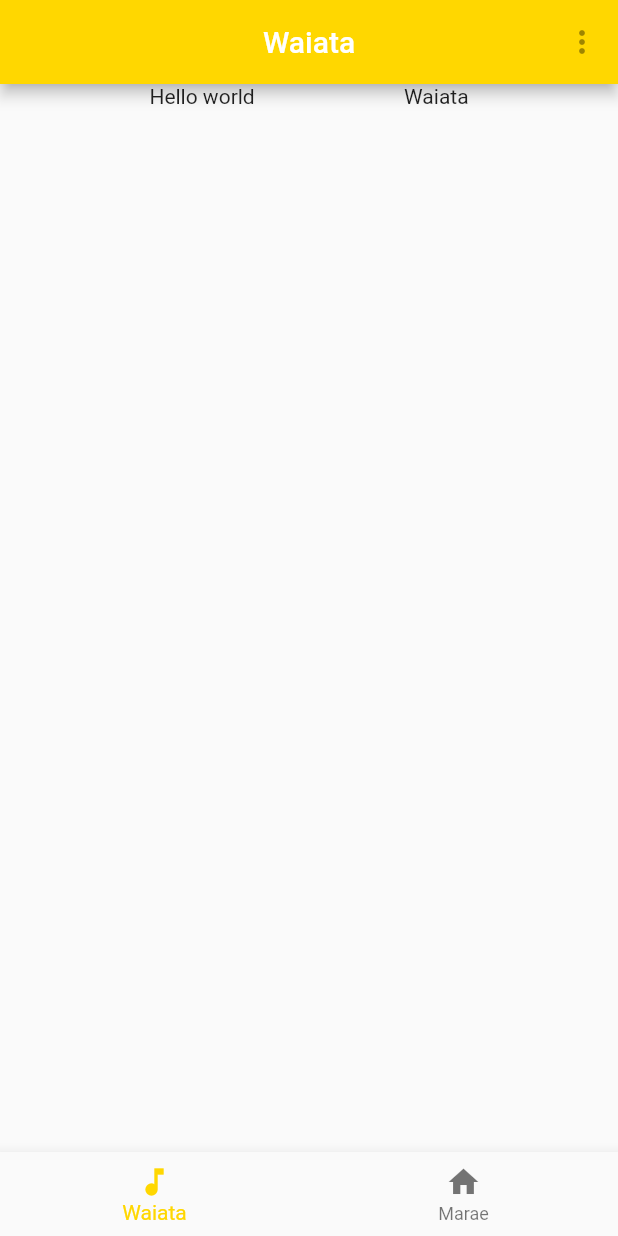
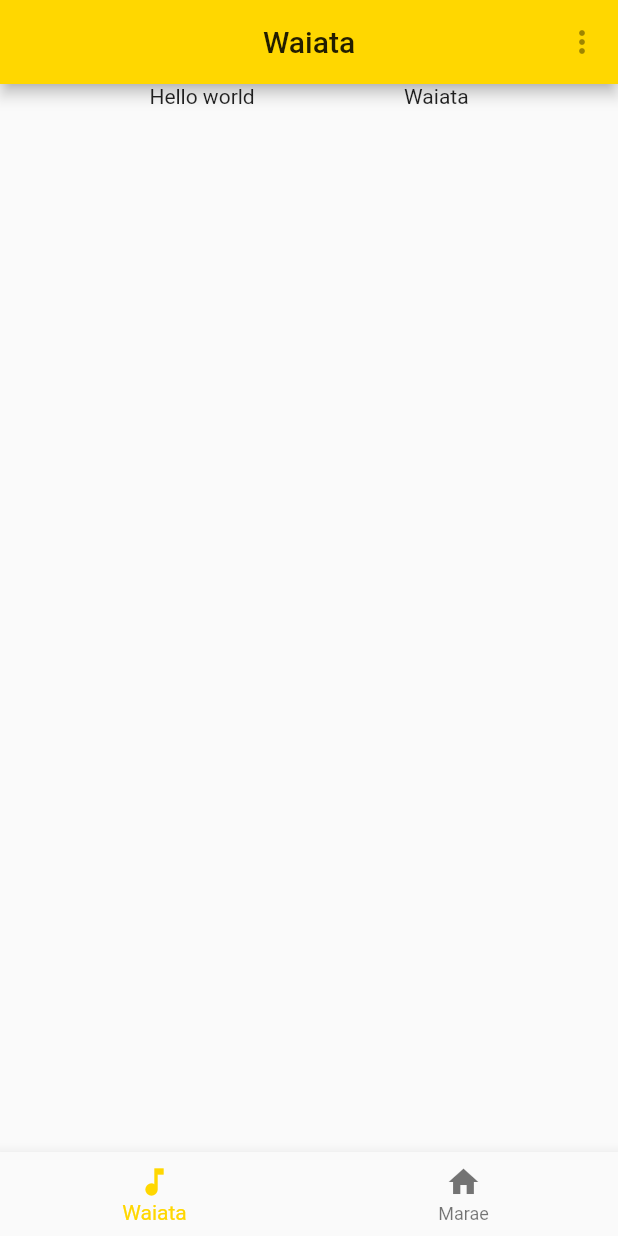
Before and after one commit to WintecWhanau/WintecWaiata, a Flutter app: the screen it shows after launch, on a phone screen of 412 x 824 dp. Run offline on Flutter 3.47's test engine with Material 2 defaults, Android fonts, the phone set to English and light mode, and no system bars.

Commit message:
Change theme color
change to theme color and the text color in order to match our draft

```diff
--- a/wintec_waiata/lib/main.dart
+++ b/wintec_waiata/lib/main.dart
@@ -8,13 +8,11 @@ class MyApp extends StatelessWidget {
   @override
   Widget build(BuildContext context) {
     return MaterialApp(
-      home: Home(),
       theme: ThemeData(
         brightness: Brightness.light,
-        textTheme: TextTheme(
-          title: TextStyle(color: Colors.black),
-        ),
+        primaryColor: Color.fromRGBO(255, 215, 0, 1),
       ),
+      home: Home(),
     );
   }
 }
--- a/wintec_waiata/lib/screens/Home/Home.dart
+++ b/wintec_waiata/lib/screens/Home/Home.dart
@@ -50,7 +50,7 @@ class _HomeState extends State<Home> {
         currentIndex: _selectedIndex,
         //the hex code for the app theme is #FFD700
         // however flutter does not support parse hex code, so we need to use RGBO
-        selectedItemColor: Color.fromRGBO(255, 215, 0, 100),
+        selectedItemColor: Color.fromRGBO(255, 215, 0, 1),
         onTap: _onItemTapped,
       ),
     );
--- a/wintec_waiata/lib/shared/ApplicationBar.dart
+++ b/wintec_waiata/lib/shared/ApplicationBar.dart
@@ -5,7 +5,6 @@ class ApplicationBar extends AppBar {
       : super(
           key: key,
           title: title,
-          backgroundColor: Color.fromRGBO(255, 215, 0, 1),
           centerTitle: true,
           actions: <Widget>[
             //this needs to be a PopupMenuButton
```
